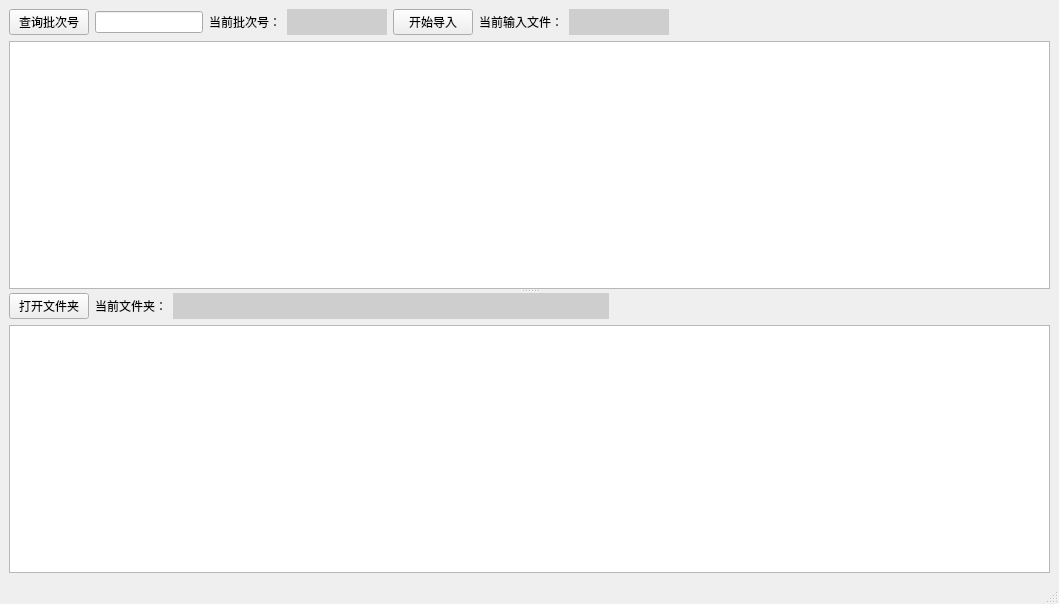
iamzko/excel_import, file mainwindow.ui: the form before one commit.
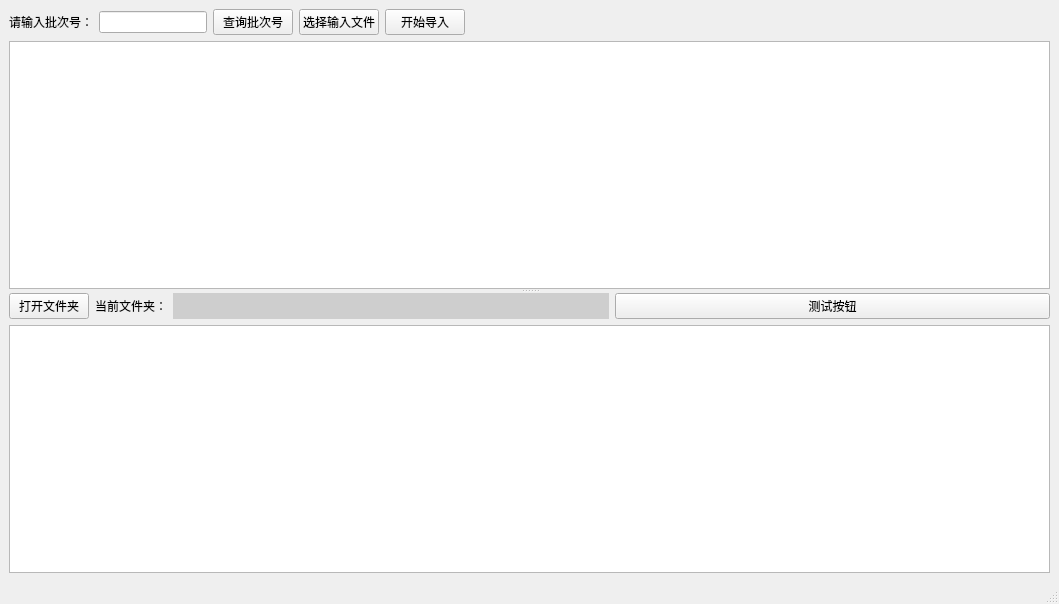
The form after the commit.

Commit message: 0.0.1.1:目前完成了文件上传流程，需要按照多线程进行优化，不然在上传时界面会卡住，影响使用。还需要完成提交流程。引入了另一个 webservice，引入了文件上传使用的dll。

The edit to the form file:
```diff
--- a/mainwindow.ui
+++ b/mainwindow.ui
@@ -22,56 +22,23 @@
       </property>
       <widget class="QWidget" name="layoutWidget">
        <layout class="QGridLayout" name="gridLayout">
+        <item row="3" column="1" colspan="9">
+         <widget class="QTableView" name="tableView"/>
+        </item>
         <item row="0" column="3">
-         <widget class="QLabel" name="labelCurrentBatch">
-          <property name="minimumSize">
-           <size>
-            <width>100</width>
-            <height>24</height>
-           </size>
-          </property>
-          <property name="styleSheet">
-           <string notr="true">background-color: rgb(206, 206, 206);</string>
-          </property>
-          <property name="text">
-           <string/>
-          </property>
-         </widget>
-        </item>
-        <item row="0" column="5">
-         <widget class="QLabel" name="labelCurrentFile">
-          <property name="sizePolicy">
-           <sizepolicy hsizetype="Fixed" vsizetype="Preferred">
-            <horstretch>0</horstretch>
-            <verstretch>0</verstretch>
-           </sizepolicy>
-          </property>
-          <property name="text">
-           <string>当前输入文件：</string>
-          </property>
-         </widget>
-        </item>
-        <item row="0" column="7">
-         <spacer name="horizontalSpacer_4">
-          <property name="orientation">
-           <enum>Qt::Horizontal</enum>
-          </property>
-          <property name="sizeHint" stdset="0">
-           <size>
-            <width>37</width>
-            <height>17</height>
-           </size>
-          </property>
-         </spacer>
-        </item>
-        <item row="0" column="0">
          <widget class="QPushButton" name="pushButtonSearch">
+          <property name="sizePolicy">
+           <sizepolicy hsizetype="Fixed" vsizetype="Fixed">
+            <horstretch>0</horstretch>
+            <verstretch>0</verstretch>
+           </sizepolicy>
+          </property>
           <property name="text">
            <string>查询批次号</string>
           </property>
          </widget>
         </item>
-        <item row="0" column="1">
+        <item row="0" column="2">
          <widget class="QLineEdit" name="lineEditBatchNum">
           <property name="sizePolicy">
            <sizepolicy hsizetype="Fixed" vsizetype="Fixed">
@@ -81,40 +48,40 @@
           </property>
          </widget>
         </item>
-        <item row="0" column="6">
-         <widget class="QLabel" name="labelCurrentFileName">
-          <property name="minimumSize">
-           <size>
-            <width>100</width>
-            <height>24</height>
-           </size>
-          </property>
-          <property name="styleSheet">
-           <string notr="true">background-color: rgb(206, 206, 206);</string>
-          </property>
-          <property name="text">
-           <string/>
-          </property>
-         </widget>
-        </item>
-        <item row="0" column="2">
-         <widget class="QLabel" name="labelCurrentBatchNum">
+        <item row="0" column="1">
+         <widget class="QLabel" name="label_2">
           <property name="sizePolicy">
-           <sizepolicy hsizetype="Fixed" vsizetype="Preferred">
+           <sizepolicy hsizetype="Fixed" vsizetype="Fixed">
             <horstretch>0</horstretch>
             <verstretch>0</verstretch>
            </sizepolicy>
           </property>
           <property name="text">
-           <string>当前批次号：</string>
+           <string>请输入批次号：</string>
           </property>
          </widget>
         </item>
-        <item row="1" column="0" colspan="8">
-         <widget class="QTableView" name="tableView"/>
-        </item>
         <item row="0" column="4">
+         <widget class="QPushButton" name="pushButtonChooseFile">
+          <property name="sizePolicy">
+           <sizepolicy hsizetype="Fixed" vsizetype="Fixed">
+            <horstretch>0</horstretch>
+            <verstretch>0</verstretch>
+           </sizepolicy>
+          </property>
+          <property name="text">
+           <string>选择输入文件</string>
+          </property>
+         </widget>
+        </item>
+        <item row="0" column="5">
          <widget class="QPushButton" name="pushButtonUploadDB">
+          <property name="sizePolicy">
+           <sizepolicy hsizetype="Fixed" vsizetype="Fixed">
+            <horstretch>0</horstretch>
+            <verstretch>0</verstretch>
+           </sizepolicy>
+          </property>
           <property name="text">
            <string>开始导入</string>
           </property>
@@ -163,6 +130,13 @@
           </property>
          </widget>
         </item>
+        <item row="0" column="3">
+         <widget class="QPushButton" name="pushButtonTest">
+          <property name="text">
+           <string>测试按钮</string>
+          </property>
+         </widget>
+        </item>
        </layout>
       </widget>
      </widget>
```
The commit also changes 28 other files.
